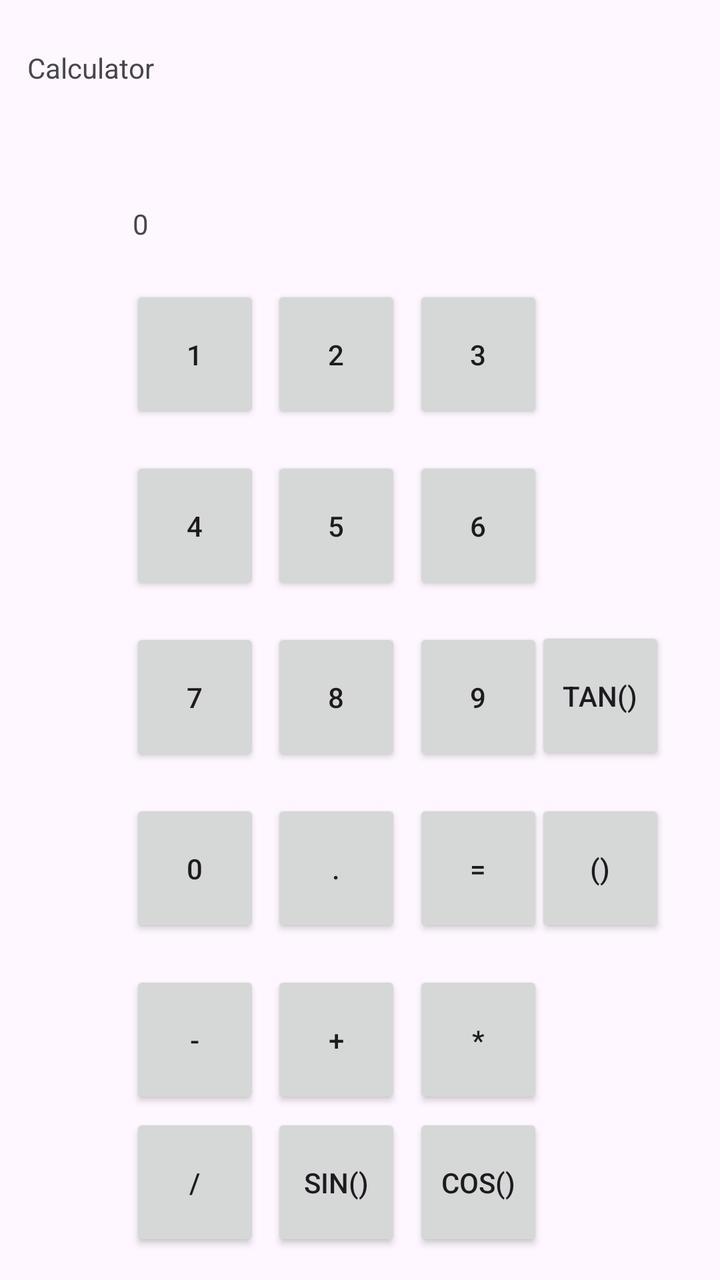
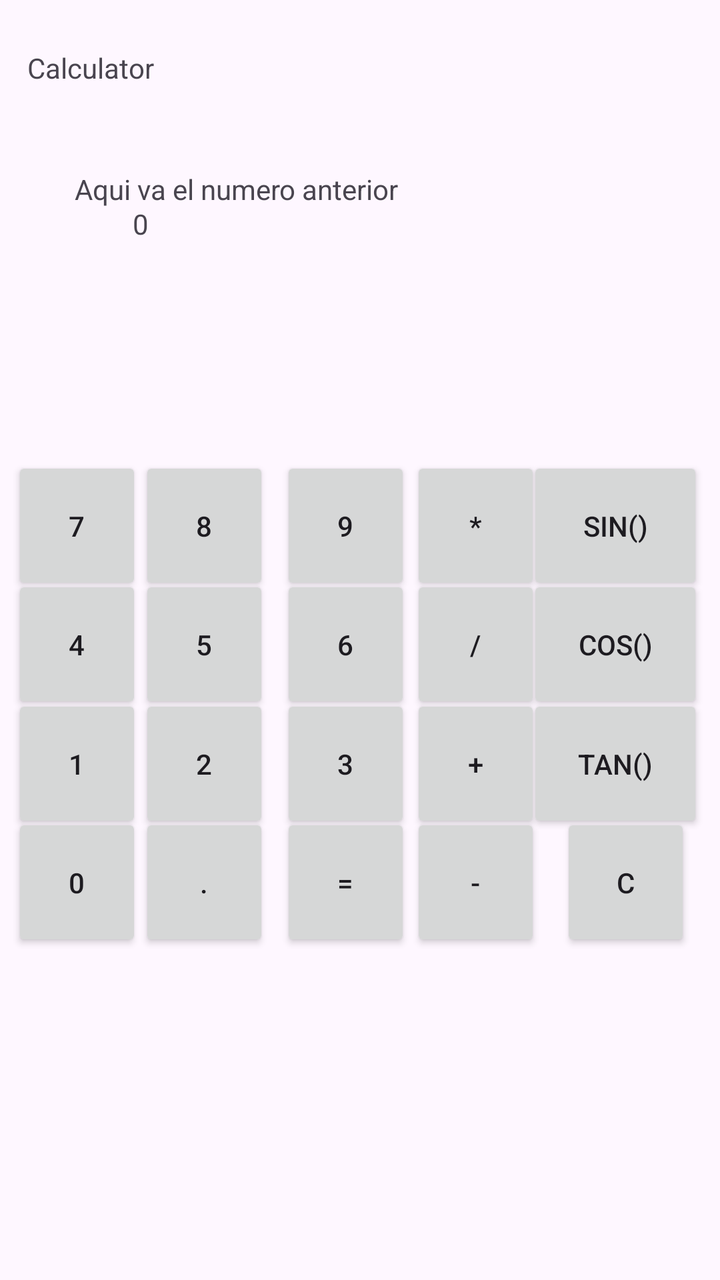

Screens rendered from an Android XML layout before and after an edit, with the pre-edit source and the edit as a unified diff.
<!-- AndroidManifest.xml: application theme Theme.MyApplication -->
<!-- res/layout/activity_main.xml -->
<?xml version="1.0" encoding="utf-8"?>
<androidx.constraintlayout.widget.ConstraintLayout xmlns:android="http://schemas.android.com/apk/res/android"
    xmlns:app="http://schemas.android.com/apk/res-auto"
    xmlns:tools="http://schemas.android.com/tools"
    android:id="@+id/main"
    android:layout_width="match_parent"
    android:layout_height="match_parent"
    tools:context=".MainActivity">

    <Button
        android:id="@+id/buttonBracket"
        android:layout_width="65dp"
        android:layout_height="69dp"
        android:text="()"
        app:layout_constraintBottom_toBottomOf="parent"
        app:layout_constraintEnd_toEndOf="parent"
        app:layout_constraintHorizontal_bias="0.907"
        app:layout_constraintStart_toStartOf="parent"
        app:layout_constraintTop_toTopOf="parent"
        app:layout_constraintVertical_bias="0.7" />

    <Button
        android:id="@+id/buttonTan"
        android:layout_width="65dp"
        android:layout_height="69dp"
        android:text="Tan()"
        app:layout_constraintBottom_toBottomOf="parent"
        app:layout_constraintEnd_toEndOf="parent"
        app:layout_constraintHorizontal_bias="0.907"
        app:layout_constraintStart_toStartOf="parent"
        app:layout_constraintTop_toTopOf="parent"
        app:layout_constraintVertical_bias="0.549" />

    <Button
        android:id="@+id/buttonCos"
        android:layout_width="65dp"
        android:layout_height="69dp"
        android:text="Cos()"
        app:layout_constraintBottom_toBottomOf="parent"
        app:layout_constraintEnd_toEndOf="parent"
        app:layout_constraintHorizontal_bias="0.70"
        app:layout_constraintStart_toStartOf="parent"
        app:layout_constraintTop_toTopOf="parent"
        app:layout_constraintVertical_bias="0.975" />

    <Button
        android:id="@+id/buttonSin"
        android:layout_width="65dp"
        android:layout_height="69dp"
        android:text="Sin()"
        app:layout_constraintBottom_toBottomOf="parent"
        app:layout_constraintEnd_toEndOf="parent"
        app:layout_constraintHorizontal_bias="0.46"
        app:layout_constraintStart_toStartOf="parent"
        app:layout_constraintTop_toTopOf="parent"
        app:layout_constraintVertical_bias="0.975" />

    <Button
        android:id="@+id/buttonDividedBy"
        android:layout_width="65dp"
        android:layout_height="69dp"
        android:text="/"
        app:layout_constraintBottom_toBottomOf="parent"
        app:layout_constraintEnd_toEndOf="parent"
        app:layout_constraintHorizontal_bias="0.22"
        app:layout_constraintStart_toStartOf="parent"
        app:layout_constraintTop_toTopOf="parent"
        app:layout_constraintVertical_bias="0.975" />

    <Button
        android:id="@+id/buttonTimes"
        android:layout_width="65dp"
        android:layout_height="69dp"
        android:text="*"
        app:layout_constraintBottom_toBottomOf="parent"
        app:layout_constraintEnd_toEndOf="parent"
        app:layout_constraintHorizontal_bias="0.70"
        app:layout_constraintStart_toStartOf="parent"
        app:layout_constraintTop_toTopOf="parent"
        app:layout_constraintVertical_bias="0.85" />

    <Button
        android:id="@+id/buttonPlus"
        android:layout_width="65dp"
        android:layout_height="69dp"
        android:text="+"
        app:layout_constraintBottom_toBottomOf="parent"
        app:layout_constraintEnd_toEndOf="parent"
        app:layout_constraintHorizontal_bias="0.46"
        app:layout_constraintStart_toStartOf="parent"
        app:layout_constraintTop_toTopOf="parent"
        app:layout_constraintVertical_bias="0.85" />

    <Button
        android:id="@+id/buttonMinus"
        android:layout_width="65dp"
        android:layout_height="69dp"
        android:text="-"
        app:layout_constraintBottom_toBottomOf="parent"
        app:layout_constraintEnd_toEndOf="parent"
        app:layout_constraintHorizontal_bias="0.22"
        app:layout_constraintStart_toStartOf="parent"
        app:layout_constraintTop_toTopOf="parent"
        app:layout_constraintVertical_bias="0.85" />

    <Button
        android:id="@+id/button3"
        android:layout_width="65dp"
        android:layout_height="69dp"
        android:text="3"
        app:layout_constraintBottom_toBottomOf="parent"
        app:layout_constraintEnd_toEndOf="parent"
        app:layout_constraintHorizontal_bias="0.70"
        app:layout_constraintStart_toStartOf="parent"
        app:layout_constraintTop_toTopOf="parent"
        app:layout_constraintVertical_bias="0.25" />

    <Button
        android:id="@+id/button4"
        android:layout_width="65dp"
        android:layout_height="69dp"
        android:text="4"
        app:layout_constraintBottom_toBottomOf="parent"
        app:layout_constraintEnd_toEndOf="parent"
        app:layout_constraintHorizontal_bias="0.22"
        app:layout_constraintStart_toStartOf="parent"
        app:layout_constraintTop_toTopOf="parent"
        app:layout_constraintVertical_bias="0.4" />

    <Button
        android:id="@+id/button5"
        android:layout_width="65dp"
        android:layout_height="69dp"
        android:text="5"
        app:layout_constraintBottom_toBottomOf="parent"
        app:layout_constraintEnd_toEndOf="parent"
        app:layout_constraintHorizontal_bias="0.46"
        app:layout_constraintStart_toStartOf="parent"
        app:layout_constraintTop_toTopOf="parent"
        app:layout_constraintVertical_bias="0.4" />

    <Button
        android:id="@+id/button6"
        android:layout_width="65dp"
        android:layout_height="69dp"
        android:text="6"
        app:layout_constraintBottom_toBottomOf="parent"
        app:layout_constraintEnd_toEndOf="parent"
        app:layout_constraintHorizontal_bias="0.70"
        app:layout_constraintStart_toStartOf="parent"
        app:layout_constraintTop_toTopOf="parent"
        app:layout_constraintVertical_bias="0.4" />

    <Button
        android:id="@+id/button7"
        android:layout_width="65dp"
        android:layout_height="69dp"
        android:text="7"
        app:layout_constraintBottom_toBottomOf="parent"
        app:layout_constraintEnd_toEndOf="parent"
        app:layout_constraintHorizontal_bias="0.22"
        app:layout_constraintStart_toStartOf="parent"
        app:layout_constraintTop_toTopOf="parent"
        app:layout_constraintVertical_bias="0.55" />

    <Button
        android:id="@+id/button8"
        android:layout_width="65dp"
        android:layout_height="69dp"
        android:text="8"
        app:layout_constraintBottom_toBottomOf="parent"
        app:layout_constraintEnd_toEndOf="parent"
        app:layout_constraintHorizontal_bias="0.46"
        app:layout_constraintStart_toStartOf="parent"
        app:layout_constraintTop_toTopOf="parent"
        app:layout_constraintVertical_bias="0.55" />

    <Button
        android:id="@+id/button9"
        android:layout_width="65dp"
        android:layout_height="69dp"
        android:text="9"
        app:layout_constraintBottom_toBottomOf="parent"
        app:layout_constraintEnd_toEndOf="parent"
        app:layout_constraintHorizontal_bias="0.70"
        app:layout_constraintStart_toStartOf="parent"
        app:layout_constraintTop_toTopOf="parent"
        app:layout_constraintVertical_bias="0.55" />

    <Button
        android:id="@+id/button0"
        android:layout_width="65dp"
        android:layout_height="69dp"
        android:text="0"
        app:layout_constraintBottom_toBottomOf="parent"
        app:layout_constraintEnd_toEndOf="parent"
        app:layout_constraintHorizontal_bias="0.22"
        app:layout_constraintStart_toStartOf="parent"
        app:layout_constraintTop_toTopOf="parent"
        app:layout_constraintVertical_bias="0.70" />

    <Button
        android:id="@+id/buttonPoint"
        android:layout_width="65dp"
        android:layout_height="69dp"
        android:text="."
        app:layout_constraintBottom_toBottomOf="parent"
        app:layout_constraintEnd_toEndOf="parent"
        app:layout_constraintHorizontal_bias="0.46"
        app:layout_constraintStart_toStartOf="parent"
        app:layout_constraintTop_toTopOf="parent"
        app:layout_constraintVertical_bias="0.7" />

    <Button
        android:id="@+id/buttonEquals"
        android:layout_width="65dp"
        android:layout_height="69dp"
        android:text="="
        app:layout_constraintBottom_toBottomOf="parent"
        app:layout_constraintEnd_toEndOf="parent"
        app:layout_constraintHorizontal_bias="0.70"
        app:layout_constraintStart_toStartOf="parent"
        app:layout_constraintTop_toTopOf="parent"
        app:layout_constraintVertical_bias="0.7" />

    <Button
        android:id="@+id/button2"
        android:layout_width="65dp"
        android:layout_height="69dp"
        android:text="2"
        app:layout_constraintBottom_toBottomOf="parent"
        app:layout_constraintEnd_toEndOf="parent"
        app:layout_constraintHorizontal_bias="0.46"
        app:layout_constraintStart_toStartOf="parent"
        app:layout_constraintTop_toTopOf="parent"
        app:layout_constraintVertical_bias="0.25" />

    <TextView
        android:layout_width="wrap_content"
        android:layout_height="wrap_content"
        android:text="Calculator"
        app:layout_constraintBottom_toBottomOf="parent"
        app:layout_constraintEnd_toEndOf="parent"
        app:layout_constraintHorizontal_bias="0.046"
        app:layout_constraintStart_toStartOf="parent"
        app:layout_constraintTop_toTopOf="parent"
        app:layout_constraintVertical_bias="0.039" />

    <Button
        android:id="@+id/button"
        android:layout_width="65dp"
        android:layout_height="69dp"
        android:text="1"
        app:layout_constraintBottom_toBottomOf="parent"
        app:layout_constraintEnd_toEndOf="parent"
        app:layout_constraintHorizontal_bias="0.22"
        app:layout_constraintStart_toStartOf="parent"
        app:layout_constraintTop_toTopOf="parent"
        app:layout_constraintVertical_bias="0.25" />

    <TextView
        android:id="@+id/textView"
        android:layout_width="wrap_content"
        android:layout_height="wrap_content"
        android:text="0"
        app:layout_constraintBottom_toBottomOf="parent"
        app:layout_constraintEnd_toEndOf="parent"
        app:layout_constraintHorizontal_bias="0.188"
        app:layout_constraintStart_toStartOf="parent"
        app:layout_constraintTop_toTopOf="parent"
        app:layout_constraintVertical_bias="0.165" />

</androidx.constraintlayout.widget.ConstraintLayout>
<!-- resources referenced by this layout -->
<resources>
  <style name="Theme.MyApplication" parent="Base.Theme.MyApplication" />
  <style name="Base.Theme.MyApplication" parent="Theme.Material3.DayNight.NoActionBar">
          
          
      </style>
</resources>

<!-- the commit's change to res/layout/activity_main.xml (unified diff, before → after) -->
@@ -7,233 +7,257 @@
     android:layout_height="match_parent"
     tools:context=".MainActivity">
 
-    <Button
-        android:id="@+id/buttonBracket"
-        android:layout_width="65dp"
-        android:layout_height="69dp"
-        android:text="()"
-        app:layout_constraintBottom_toBottomOf="parent"
-        app:layout_constraintEnd_toEndOf="parent"
-        app:layout_constraintHorizontal_bias="0.907"
-        app:layout_constraintStart_toStartOf="parent"
-        app:layout_constraintTop_toTopOf="parent"
-        app:layout_constraintVertical_bias="0.7" />
+    <TextView
+        android:id="@+id/textView2"
+        android:layout_width="wrap_content"
+        android:layout_height="wrap_content"
+        android:text="Aqui va el numero anterior"
+        app:layout_constraintBottom_toBottomOf="parent"
+        app:layout_constraintEnd_toEndOf="parent"
+        app:layout_constraintHorizontal_bias="0.188"
+        app:layout_constraintStart_toStartOf="parent"
+        app:layout_constraintTop_toTopOf="parent"
+        app:layout_constraintVertical_bias="0.137" />
+
+    <Button
+        android:id="@+id/buttonClear"
+        android:layout_width="65dp"
+        android:layout_height="69dp"
+        android:text="C"
+        app:layout_constraintBottom_toBottomOf="parent"
+        app:layout_constraintEnd_toEndOf="parent"
+        app:layout_constraintHorizontal_bias="0.95"
+        app:layout_constraintStart_toStartOf="parent"
+        app:layout_constraintTop_toTopOf="parent"
+        app:layout_constraintVertical_bias="0.712" />
+
+    <Button
+        android:id="@+id/buttonPoint"
+        android:layout_width="65dp"
+        android:layout_height="69dp"
+        android:text="."
+        app:layout_constraintBottom_toBottomOf="parent"
+        app:layout_constraintEnd_toEndOf="parent"
+        app:layout_constraintHorizontal_bias="0.236"
+        app:layout_constraintStart_toStartOf="parent"
+        app:layout_constraintTop_toTopOf="parent"
+        app:layout_constraintVertical_bias="0.712" />
+
+    <Button
+        android:id="@+id/button8"
+        android:layout_width="65dp"
+        android:layout_height="69dp"
+        android:text="8"
+        app:layout_constraintBottom_toBottomOf="parent"
+        app:layout_constraintEnd_toEndOf="parent"
+        app:layout_constraintHorizontal_bias="0.236"
+        app:layout_constraintStart_toStartOf="parent"
+        app:layout_constraintTop_toTopOf="parent"
+        app:layout_constraintVertical_bias="0.4" />
+
+    <Button
+        android:id="@+id/buttonTimes"
+        android:layout_width="65dp"
+        android:layout_height="69dp"
+        android:text="*"
+        app:layout_constraintBottom_toBottomOf="parent"
+        app:layout_constraintEnd_toEndOf="parent"
+        app:layout_constraintHorizontal_bias="0.696"
+        app:layout_constraintStart_toStartOf="parent"
+        app:layout_constraintTop_toTopOf="parent"
+        app:layout_constraintVertical_bias="0.4" />
+
+    <Button
+        android:id="@+id/button6"
+        android:layout_width="65dp"
+        android:layout_height="69dp"
+        android:text="6"
+        app:layout_constraintBottom_toBottomOf="parent"
+        app:layout_constraintEnd_toEndOf="parent"
+        app:layout_constraintHorizontal_bias="0.476"
+        app:layout_constraintStart_toStartOf="parent"
+        app:layout_constraintTop_toTopOf="parent"
+        app:layout_constraintVertical_bias="0.504" />
+
+    <Button
+        android:id="@+id/button5"
+        android:layout_width="65dp"
+        android:layout_height="69dp"
+        android:text="5"
+        app:layout_constraintBottom_toBottomOf="parent"
+        app:layout_constraintEnd_toEndOf="parent"
+        app:layout_constraintHorizontal_bias="0.236"
+        app:layout_constraintStart_toStartOf="parent"
+        app:layout_constraintTop_toTopOf="parent"
+        app:layout_constraintVertical_bias="0.504" />
+
+    <Button
+        android:id="@+id/button3"
+        android:layout_width="65dp"
+        android:layout_height="69dp"
+        android:text="3"
+        app:layout_constraintBottom_toBottomOf="parent"
+        app:layout_constraintEnd_toEndOf="parent"
+        app:layout_constraintHorizontal_bias="0.476"
+        app:layout_constraintStart_toStartOf="parent"
+        app:layout_constraintTop_toTopOf="parent"
+        app:layout_constraintVertical_bias="0.608" />
+
+    <Button
+        android:id="@+id/buttonDividedBy"
+        android:layout_width="65dp"
+        android:layout_height="69dp"
+        android:text="/"
+        app:layout_constraintBottom_toBottomOf="parent"
+        app:layout_constraintEnd_toEndOf="parent"
+        app:layout_constraintHorizontal_bias="0.696"
+        app:layout_constraintStart_toStartOf="parent"
+        app:layout_constraintTop_toTopOf="parent"
+        app:layout_constraintVertical_bias="0.504" />
+
+    <Button
+        android:id="@+id/button"
+        android:layout_width="65dp"
+        android:layout_height="69dp"
+        android:text="1"
+        app:layout_constraintBottom_toBottomOf="parent"
+        app:layout_constraintEnd_toEndOf="parent"
+        app:layout_constraintHorizontal_bias="0.02"
+        app:layout_constraintStart_toStartOf="parent"
+        app:layout_constraintTop_toTopOf="parent"
+        app:layout_constraintVertical_bias="0.608" />
+
+    <Button
+        android:id="@+id/buttonPlus"
+        android:layout_width="65dp"
+        android:layout_height="69dp"
+        android:text="+"
+        app:layout_constraintBottom_toBottomOf="parent"
+        app:layout_constraintEnd_toEndOf="parent"
+        app:layout_constraintHorizontal_bias="0.696"
+        app:layout_constraintStart_toStartOf="parent"
+        app:layout_constraintTop_toTopOf="parent"
+        app:layout_constraintVertical_bias="0.608" />
+
+    <Button
+        android:id="@+id/button9"
+        android:layout_width="65dp"
+        android:layout_height="69dp"
+        android:text="9"
+        app:layout_constraintBottom_toBottomOf="parent"
+        app:layout_constraintEnd_toEndOf="parent"
+        app:layout_constraintHorizontal_bias="0.476"
+        app:layout_constraintStart_toStartOf="parent"
+        app:layout_constraintTop_toTopOf="parent"
+        app:layout_constraintVertical_bias="0.4" />
+
+    <Button
+        android:id="@+id/buttonEquals"
+        android:layout_width="65dp"
+        android:layout_height="69dp"
+        android:text="="
+        app:layout_constraintBottom_toBottomOf="parent"
+        app:layout_constraintEnd_toEndOf="parent"
+        app:layout_constraintHorizontal_bias="0.476"
+        app:layout_constraintStart_toStartOf="parent"
+        app:layout_constraintTop_toTopOf="parent"
+        app:layout_constraintVertical_bias="0.712" />
+
+    <Button
+        android:id="@+id/buttonCos"
+        android:layout_width="wrap_content"
+        android:layout_height="69dp"
+        android:text="Cos()"
+        app:layout_constraintBottom_toBottomOf="parent"
+        app:layout_constraintEnd_toEndOf="parent"
+        app:layout_constraintHorizontal_bias="0.969"
+        app:layout_constraintStart_toStartOf="parent"
+        app:layout_constraintTop_toTopOf="parent"
+        app:layout_constraintVertical_bias="0.504" />
+
+    <Button
+        android:id="@+id/button0"
+        android:layout_width="65dp"
+        android:layout_height="69dp"
+        android:text="0"
+        app:layout_constraintBottom_toBottomOf="parent"
+        app:layout_constraintEnd_toEndOf="parent"
+        app:layout_constraintHorizontal_bias="0.02"
+        app:layout_constraintStart_toStartOf="parent"
+        app:layout_constraintTop_toTopOf="parent"
+        app:layout_constraintVertical_bias="0.712" />
 
     <Button
         android:id="@+id/buttonTan"
-        android:layout_width="65dp"
+        android:layout_width="wrap_content"
         android:layout_height="69dp"
         android:text="Tan()"
         app:layout_constraintBottom_toBottomOf="parent"
         app:layout_constraintEnd_toEndOf="parent"
-        app:layout_constraintHorizontal_bias="0.907"
-        app:layout_constraintStart_toStartOf="parent"
-        app:layout_constraintTop_toTopOf="parent"
-        app:layout_constraintVertical_bias="0.549" />
-
-    <Button
-        android:id="@+id/buttonCos"
-        android:layout_width="65dp"
-        android:layout_height="69dp"
-        android:text="Cos()"
-        app:layout_constraintBottom_toBottomOf="parent"
-        app:layout_constraintEnd_toEndOf="parent"
-        app:layout_constraintHorizontal_bias="0.70"
-        app:layout_constraintStart_toStartOf="parent"
-        app:layout_constraintTop_toTopOf="parent"
-        app:layout_constraintVertical_bias="0.975" />
+        app:layout_constraintHorizontal_bias="0.969"
+        app:layout_constraintStart_toStartOf="parent"
+        app:layout_constraintTop_toTopOf="parent"
+        app:layout_constraintVertical_bias="0.608" />
+
+    <Button
+        android:id="@+id/button7"
+        android:layout_width="65dp"
+        android:layout_height="69dp"
+        android:text="7"
+        app:layout_constraintBottom_toBottomOf="parent"
+        app:layout_constraintEnd_toEndOf="parent"
+        app:layout_constraintHorizontal_bias="0.02"
+        app:layout_constraintStart_toStartOf="parent"
+        app:layout_constraintTop_toTopOf="parent"
+        app:layout_constraintVertical_bias="0.4" />
+
+    <Button
+        android:id="@+id/button2"
+        android:layout_width="65dp"
+        android:layout_height="69dp"
+        android:text="2"
+        app:layout_constraintBottom_toBottomOf="parent"
+        app:layout_constraintEnd_toEndOf="parent"
+        app:layout_constraintHorizontal_bias="0.236"
+        app:layout_constraintStart_toStartOf="parent"
+        app:layout_constraintTop_toTopOf="parent"
+        app:layout_constraintVertical_bias="0.608" />
+
+    <Button
+        android:id="@+id/buttonMinus"
+        android:layout_width="65dp"
+        android:layout_height="69dp"
+        android:text="-"
+        app:layout_constraintBottom_toBottomOf="parent"
+        app:layout_constraintEnd_toEndOf="parent"
+        app:layout_constraintHorizontal_bias="0.696"
+        app:layout_constraintStart_toStartOf="parent"
+        app:layout_constraintTop_toTopOf="parent"
+        app:layout_constraintVertical_bias="0.712" />
+
+    <Button
+        android:id="@+id/button4"
+        android:layout_width="65dp"
+        android:layout_height="69dp"
+        android:text="4"
+        app:layout_constraintBottom_toBottomOf="parent"
+        app:layout_constraintEnd_toEndOf="parent"
+        app:layout_constraintHorizontal_bias="0.02"
+        app:layout_constraintStart_toStartOf="parent"
+        app:layout_constraintTop_toTopOf="parent"
+        app:layout_constraintVertical_bias="0.504" />
 
     <Button
         android:id="@+id/buttonSin"
-        android:layout_width="65dp"
+        android:layout_width="wrap_content"
         android:layout_height="69dp"
         android:text="Sin()"
         app:layout_constraintBottom_toBottomOf="parent"
         app:layout_constraintEnd_toEndOf="parent"
-        app:layout_constraintHorizontal_bias="0.46"
-        app:layout_constraintStart_toStartOf="parent"
-        app:layout_constraintTop_toTopOf="parent"
-        app:layout_constraintVertical_bias="0.975" />
-
-    <Button
-        android:id="@+id/buttonDividedBy"
-        android:layout_width="65dp"
-        android:layout_height="69dp"
-        android:text="/"
-        app:layout_constraintBottom_toBottomOf="parent"
-        app:layout_constraintEnd_toEndOf="parent"
-        app:layout_constraintHorizontal_bias="0.22"
-        app:layout_constraintStart_toStartOf="parent"
-        app:layout_constraintTop_toTopOf="parent"
-        app:layout_constraintVertical_bias="0.975" />
-
-    <Button
-        android:id="@+id/buttonTimes"
-        android:layout_width="65dp"
-        android:layout_height="69dp"
-        android:text="*"
-        app:layout_constraintBottom_toBottomOf="parent"
-        app:layout_constraintEnd_toEndOf="parent"
-        app:layout_constraintHorizontal_bias="0.70"
-        app:layout_constraintStart_toStartOf="parent"
-        app:layout_constraintTop_toTopOf="parent"
-        app:layout_constraintVertical_bias="0.85" />
-
-    <Button
-        android:id="@+id/buttonPlus"
-        android:layout_width="65dp"
-        android:layout_height="69dp"
-        android:text="+"
-        app:layout_constraintBottom_toBottomOf="parent"
-        app:layout_constraintEnd_toEndOf="parent"
-        app:layout_constraintHorizontal_bias="0.46"
-        app:layout_constraintStart_toStartOf="parent"
-        app:layout_constraintTop_toTopOf="parent"
-        app:layout_constraintVertical_bias="0.85" />
-
-    <Button
-        android:id="@+id/buttonMinus"
-        android:layout_width="65dp"
-        android:layout_height="69dp"
-        android:text="-"
-        app:layout_constraintBottom_toBottomOf="parent"
-        app:layout_constraintEnd_toEndOf="parent"
-        app:layout_constraintHorizontal_bias="0.22"
-        app:layout_constraintStart_toStartOf="parent"
-        app:layout_constraintTop_toTopOf="parent"
-        app:layout_constraintVertical_bias="0.85" />
-
-    <Button
-        android:id="@+id/button3"
-        android:layout_width="65dp"
-        android:layout_height="69dp"
-        android:text="3"
-        app:layout_constraintBottom_toBottomOf="parent"
-        app:layout_constraintEnd_toEndOf="parent"
-        app:layout_constraintHorizontal_bias="0.70"
-        app:layout_constraintStart_toStartOf="parent"
-        app:layout_constraintTop_toTopOf="parent"
-        app:layout_constraintVertical_bias="0.25" />
-
-    <Button
-        android:id="@+id/button4"
-        android:layout_width="65dp"
-        android:layout_height="69dp"
-        android:text="4"
-        app:layout_constraintBottom_toBottomOf="parent"
-        app:layout_constraintEnd_toEndOf="parent"
-        app:layout_constraintHorizontal_bias="0.22"
-        app:layout_constraintStart_toStartOf="parent"
-        app:layout_constraintTop_toTopOf="parent"
-        app:layout_constraintVertical_bias="0.4" />
-
-    <Button
-        android:id="@+id/button5"
-        android:layout_width="65dp"
-        android:layout_height="69dp"
-        android:text="5"
-        app:layout_constraintBottom_toBottomOf="parent"
-        app:layout_constraintEnd_toEndOf="parent"
-        app:layout_constraintHorizontal_bias="0.46"
-        app:layout_constraintStart_toStartOf="parent"
-        app:layout_constraintTop_toTopOf="parent"
-        app:layout_constraintVertical_bias="0.4" />
-
-    <Button
-        android:id="@+id/button6"
-        android:layout_width="65dp"
-        android:layout_height="69dp"
-        android:text="6"
-        app:layout_constraintBottom_toBottomOf="parent"
-        app:layout_constraintEnd_toEndOf="parent"
-        app:layout_constraintHorizontal_bias="0.70"
-        app:layout_constraintStart_toStartOf="parent"
-        app:layout_constraintTop_toTopOf="parent"
-        app:layout_constraintVertical_bias="0.4" />
-
-    <Button
-        android:id="@+id/button7"
-        android:layout_width="65dp"
-        android:layout_height="69dp"
-        android:text="7"
-        app:layout_constraintBottom_toBottomOf="parent"
-        app:layout_constraintEnd_toEndOf="parent"
-        app:layout_constraintHorizontal_bias="0.22"
-        app:layout_constraintStart_toStartOf="parent"
-        app:layout_constraintTop_toTopOf="parent"
-        app:layout_constraintVertical_bias="0.55" />
-
-    <Button
-        android:id="@+id/button8"
-        android:layout_width="65dp"
-        android:layout_height="69dp"
-        android:text="8"
-        app:layout_constraintBottom_toBottomOf="parent"
-        app:layout_constraintEnd_toEndOf="parent"
-        app:layout_constraintHorizontal_bias="0.46"
-        app:layout_constraintStart_toStartOf="parent"
-        app:layout_constraintTop_toTopOf="parent"
-        app:layout_constraintVertical_bias="0.55" />
-
-    <Button
-        android:id="@+id/button9"
-        android:layout_width="65dp"
-        android:layout_height="69dp"
-        android:text="9"
-        app:layout_constraintBottom_toBottomOf="parent"
-        app:layout_constraintEnd_toEndOf="parent"
-        app:layout_constraintHorizontal_bias="0.70"
-        app:layout_constraintStart_toStartOf="parent"
-        app:layout_constraintTop_toTopOf="parent"
-        app:layout_constraintVertical_bias="0.55" />
-
-    <Button
-        android:id="@+id/button0"
-        android:layout_width="65dp"
-        android:layout_height="69dp"
-        android:text="0"
-        app:layout_constraintBottom_toBottomOf="parent"
-        app:layout_constraintEnd_toEndOf="parent"
-        app:layout_constraintHorizontal_bias="0.22"
-        app:layout_constraintStart_toStartOf="parent"
-        app:layout_constraintTop_toTopOf="parent"
-        app:layout_constraintVertical_bias="0.70" />
-
-    <Button
-        android:id="@+id/buttonPoint"
-        android:layout_width="65dp"
-        android:layout_height="69dp"
-        android:text="."
-        app:layout_constraintBottom_toBottomOf="parent"
-        app:layout_constraintEnd_toEndOf="parent"
-        app:layout_constraintHorizontal_bias="0.46"
-        app:layout_constraintStart_toStartOf="parent"
-        app:layout_constraintTop_toTopOf="parent"
-        app:layout_constraintVertical_bias="0.7" />
-
-    <Button
-        android:id="@+id/buttonEquals"
-        android:layout_width="65dp"
-        android:layout_height="69dp"
-        android:text="="
-        app:layout_constraintBottom_toBottomOf="parent"
-        app:layout_constraintEnd_toEndOf="parent"
-        app:layout_constraintHorizontal_bias="0.70"
-        app:layout_constraintStart_toStartOf="parent"
-        app:layout_constraintTop_toTopOf="parent"
-        app:layout_constraintVertical_bias="0.7" />
-
-    <Button
-        android:id="@+id/button2"
-        android:layout_width="65dp"
-        android:layout_height="69dp"
-        android:text="2"
-        app:layout_constraintBottom_toBottomOf="parent"
-        app:layout_constraintEnd_toEndOf="parent"
-        app:layout_constraintHorizontal_bias="0.46"
-        app:layout_constraintStart_toStartOf="parent"
-        app:layout_constraintTop_toTopOf="parent"
-        app:layout_constraintVertical_bias="0.25" />
+        app:layout_constraintHorizontal_bias="0.969"
+        app:layout_constraintStart_toStartOf="parent"
+        app:layout_constraintTop_toTopOf="parent"
+        app:layout_constraintVertical_bias="0.4" />
 
     <TextView
         android:layout_width="wrap_content"
@@ -246,18 +270,6 @@
         app:layout_constraintTop_toTopOf="parent"
         app:layout_constraintVertical_bias="0.039" />
 
-    <Button
-        android:id="@+id/button"
-        android:layout_width="65dp"
-        android:layout_height="69dp"
-        android:text="1"
-        app:layout_constraintBottom_toBottomOf="parent"
-        app:layout_constraintEnd_toEndOf="parent"
-        app:layout_constraintHorizontal_bias="0.22"
-        app:layout_constraintStart_toStartOf="parent"
-        app:layout_constraintTop_toTopOf="parent"
-        app:layout_constraintVertical_bias="0.25" />
-
     <TextView
         android:id="@+id/textView"
         android:layout_width="wrap_content"
